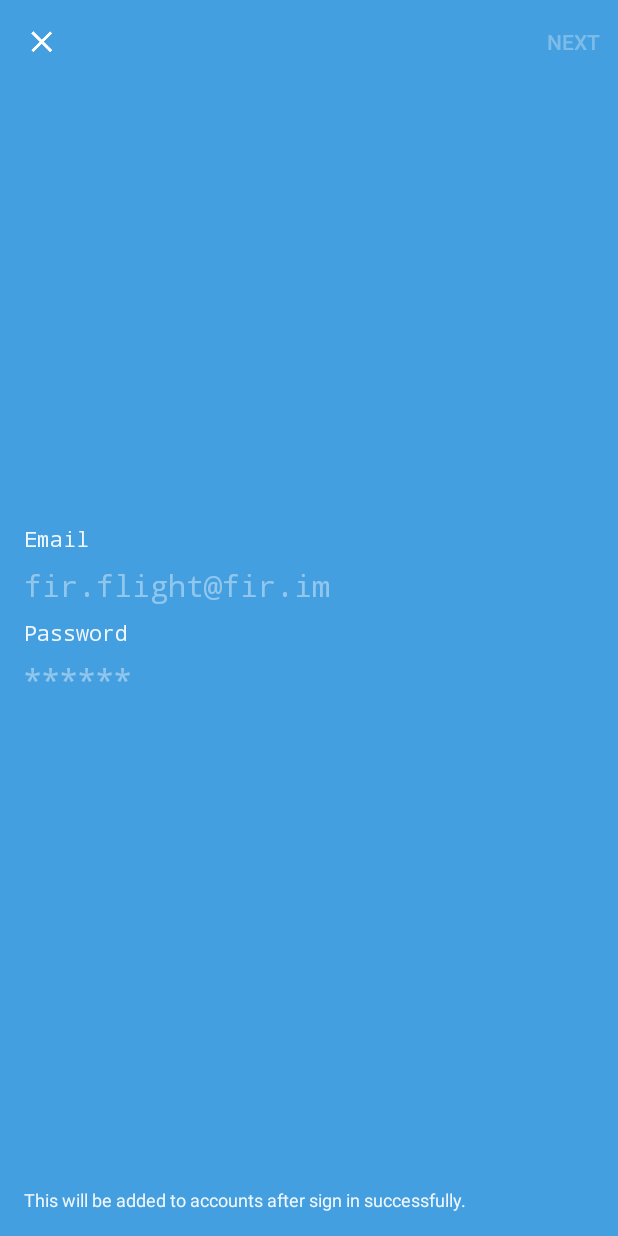
After one commit to ryanhoo/fir.flight, an Android app: the SignInActivity screen opened directly, with no data from a screen before it, on a phone screen of 412 x 824 dp. The commit adds this screen. Run offline under Robolectric (Android 15) with nearby library versions, the phone set to English and light mode, and no system bars; our stand-ins replace ButterKnife.

Commit message:
feat(Accounts): Sign into new accounts

```diff
--- a/app/src/main/AndroidManifest.xml
+++ b/app/src/main/AndroidManifest.xml
@@ -43,6 +43,12 @@
             android:name=".ui.webview.WebViewActivity"
             android:screenOrientation="portrait"
             />
+        <activity
+            android:name=".ui.signin.SignInActivity"
+            android:theme="@style/FFTheme.SignIn"
+            android:windowSoftInputMode="adjustResize|stateAlwaysVisible"
+            android:screenOrientation="portrait"
+            />
 
         <receiver android:name=".receiver.SystemPackageReceiver">
             <intent-filter>
--- /dev/null
+++ b/app/src/main/java/io/github/ryanhoo/firFlight/ui/signin/SignInActivity.java
@@ -0,0 +1,132 @@
+package io.github.ryanhoo.firFlight.ui.signin;
+
+import android.app.Activity;
+import android.content.Intent;
+import android.os.Bundle;
+import android.support.annotation.Nullable;
+import android.support.v7.app.ActionBar;
+import android.support.v7.widget.Toolbar;
+import android.text.Editable;
+import android.view.Menu;
+import android.view.MenuItem;
+import android.widget.EditText;
+import android.widget.Toast;
+import butterknife.Bind;
+import butterknife.ButterKnife;
+import io.github.ryanhoo.firFlight.R;
+import io.github.ryanhoo.firFlight.account.SignInCallback;
+import io.github.ryanhoo.firFlight.account.UserSession;
+import io.github.ryanhoo.firFlight.analytics.FlightAnalytics;
+import io.github.ryanhoo.firFlight.analytics.FlightEvent;
+import io.github.ryanhoo.firFlight.data.service.RetrofitService;
+import io.github.ryanhoo.firFlight.network.RetrofitClient;
+import io.github.ryanhoo.firFlight.ui.base.BaseActivity;
+import io.github.ryanhoo.firFlight.ui.helper.OnTextChangedListener;
+
+/**
+ * Created with Android Studio.
+ * User: ryan@whitedew.me
+ * Date: 4/3/16
+ * Time: 12:49 AM
+ * Desc: SignInActivity
+ */
+public class SignInActivity extends BaseActivity {
+
+    private static final String REG_EMAIL = ".+@.+\\..+";
+
+    @Bind(R.id.toolbar)
+    Toolbar toolbar;
+
+    @Bind(R.id.edit_text_email)
+    EditText editTextEmail;
+    @Bind(R.id.edit_text_password)
+    EditText editTextPassword;
+
+    MenuItem menuItemSignIn;
+
+    RetrofitService mRetrofitService;
+
+    @Override
+    protected void onCreate(@Nullable Bundle savedInstanceState) {
+        super.onCreate(savedInstanceState);
+        setContentView(R.layout.activity_sign_in);
+        ButterKnife.bind(this);
+        ActionBar actionBar = supportActionBar(toolbar);
+        if (actionBar != null) {
+            actionBar.setTitle(null);
+            actionBar.setHomeAsUpIndicator(R.drawable.ic_nav_close);
+        }
+        mRetrofitService = RetrofitClient.defaultInstance().create(RetrofitService.class);
+
+        OnTextChangedListener onTextChangedListener = new OnTextChangedListener() {
+            @Override
+            public void onTextChanged(Editable s) {
+                menuItemSignIn.setEnabled(isFormValid());
+            }
+        };
+        editTextEmail.addTextChangedListener(onTextChangedListener);
+        editTextPassword.addTextChangedListener(onTextChangedListener);
+    }
+
+    @Override
+    public boolean onCreateOptionsMenu(Menu menu) {
+        getMenuInflater().inflate(R.menu.sign_in, menu);
+        menuItemSignIn = menu.findItem(R.id.menu_item_sign_in).setEnabled(false);
+        return true;
+    }
+
+    @Override
+    public boolean onOptionsItemSelected(MenuItem item) {
+        if (item.getItemId() == R.id.menu_item_sign_in) {
+            signIn();
+        }
+        return super.onOptionsItemSelected(item);
+    }
+
+    private boolean isFormValid() {
+        if (editTextEmail.length() == 0)
+            return false;
+        if (editTextPassword.length() == 0)
+            return false;
+        if (!editTextEmail.getText().toString().matches(REG_EMAIL)) {
+            return false;
+        }
+        return true;
+    }
+
+    private void signIn() {
+        menuItemSignIn.setEnabled(false);
+        final String email = editTextEmail.getText().toString();
+        final String password = editTextPassword.getText().toString();
+        UserSession.getInstance().signIn(email, password, new SignInCallback() {
+            @Override
+            public void success() {
+                // SignIn Event Success
+                FlightAnalytics.onEvent(new FlightEvent(FlightEvent.EVENT_SIGN_IN)
+                        .putCustomAttribute(FlightEvent.KEY_EMAIL, email)
+                        .putSuccess(true)
+                );
+                menuItemSignIn.setEnabled(false);
+                setResult(RESULT_OK);
+                finish();
+            }
+
+            @Override
+            public void fail() {
+                // SignIn Event Fail
+                FlightAnalytics.onEvent(new FlightEvent(FlightEvent.EVENT_SIGN_IN)
+                        .putCustomAttribute(FlightEvent.KEY_EMAIL, email)
+                        .putSuccess(false)
+                );
+                Toast.makeText(SignInActivity.this, R.string.ff_signin_failed, Toast.LENGTH_SHORT).show();
+                menuItemSignIn.setEnabled(false);
+            }
+        });
+    }
+
+    @Override
+    public void finish() {
+        super.finish();
+        overridePendingTransition(android.R.anim.fade_in, R.anim.slide_out_from_top);
+    }
+}
--- /dev/null
+++ b/app/src/main/res/anim/slide_out_from_top.xml
@@ -0,0 +1,14 @@
+<?xml version="1.0" encoding="utf-8"?>
+<set xmlns:android="http://schemas.android.com/apk/res/android"
+     android:interpolator="@android:interpolator/accelerate_decelerate"
+     android:duration="300"
+    >
+    <alpha
+        android:fromAlpha="1"
+        android:toAlpha="0"
+        />
+    <translate
+        android:fromYDelta="0%"
+        android:toYDelta="100%"
+        />
+</set>
--- /dev/null
+++ b/app/src/main/res/layout/activity_sign_in.xml
@@ -0,0 +1,94 @@
+<?xml version="1.0" encoding="utf-8"?>
+<RelativeLayout
+    xmlns:android="http://schemas.android.com/apk/res/android"
+    android:layout_width="match_parent"
+    android:layout_height="match_parent"
+    android:background="#449fe0"
+    >
+
+    <android.support.v7.widget.Toolbar
+        xmlns:toolbar="http://schemas.android.com/apk/res-auto"
+        android:id="@+id/toolbar"
+        android:layout_width="match_parent"
+        android:layout_height="wrap_content"
+        android:minHeight="?attr/actionBarSize"
+        android:background="@color/ff.transparent"
+        android:theme="@style/ThemeOverlay.AppCompat.Dark.ActionBar"
+        toolbar:popupTheme="@style/ThemeOverlay.AppCompat.Light"
+        />
+
+    <LinearLayout
+        android:orientation="vertical"
+        android:layout_width="match_parent"
+        android:layout_height="wrap_content"
+        android:layout_centerVertical="true"
+        >
+
+        <TextView
+            android:layout_width="match_parent"
+            android:layout_height="wrap_content"
+            android:paddingLeft="@dimen/ff.padding.large"
+            android:paddingRight="@dimen/ff.padding.large"
+            android:typeface="monospace"
+            android:textColor="#EAFFFFFF"
+            android:textSize="14sp"
+            android:text="@string/ff.signin.email.hint"
+            />
+
+        <EditText
+            android:id="@+id/edit_text_email"
+            android:layout_width="match_parent"
+            android:layout_height="wrap_content"
+            android:paddingLeft="@dimen/ff.padding.large"
+            android:paddingRight="@dimen/ff.padding.large"
+            android:paddingTop="@dimen/ff.padding.normal"
+            android:paddingBottom="@dimen/ff.padding.normal"
+            android:typeface="monospace"
+            android:textSize="20sp"
+            android:textColor="#EAFFFFFF"
+            android:textColorHint="#6AFFFFFF"
+            android:background="@color/ff.transparent"
+            android:inputType="textEmailAddress"
+            android:hint="@string/ff.signin.email.example"
+            />
+
+        <TextView
+            android:layout_width="match_parent"
+            android:layout_height="wrap_content"
+            android:paddingLeft="@dimen/ff.padding.large"
+            android:paddingRight="@dimen/ff.padding.large"
+            android:typeface="monospace"
+            android:textColor="#EAFFFFFF"
+            android:textSize="14sp"
+            android:text="@string/ff.signin.password.hint"
+            />
+
+        <EditText
+            android:id="@+id/edit_text_password"
+            android:layout_width="match_parent"
+            android:layout_height="wrap_content"
+            android:paddingLeft="@dimen/ff.padding.large"
+            android:paddingRight="@dimen/ff.padding.large"
+            android:paddingTop="@dimen/ff.padding.normal"
+            android:paddingBottom="@dimen/ff.padding.normal"
+            android:typeface="monospace"
+            android:textSize="20sp"
+            android:textColor="#EAFFFFFF"
+            android:textColorHint="#6AFFFFFF"
+            android:background="@color/ff.transparent"
+            android:inputType="textPassword"
+            android:hint="@string/ff.signin.password.example"
+            />
+
+    </LinearLayout>
+
+    <TextView
+        android:layout_width="wrap_content"
+        android:layout_height="wrap_content"
+        android:padding="@dimen/ff.padding.large"
+        android:layout_alignParentBottom="true"
+        android:textColor="#ECFFFFFF"
+        android:textSize="@dimen/ff.textSize.tips"
+        android:text="@string/ff.signin.account.hint"
+        />
+</RelativeLayout>
--- a/app/src/main/res/layout/item_account.xml
+++ b/app/src/main/res/layout/item_account.xml
@@ -22,10 +22,8 @@
         android:layout_width="match_parent"
         android:layout_height="wrap_content"
         android:layout_centerVertical="true"
-        android:layout_marginLeft="@dimen/ff.padding.large"
-        android:layout_marginStart="@dimen/ff.padding.large"
-        android:layout_toRightOf="@+id/image_view"
-        android:layout_toEndOf="@+id/image_view"
+        android:layout_marginLeft="@dimen/ff.common.marginLeft"
+        android:layout_marginStart="@dimen/ff.common.marginLeft"
         android:layout_toStartOf="@+id/view_selected"
         android:layout_toLeftOf="@+id/view_selected"
         >
--- /dev/null
+++ b/app/src/main/res/menu/sign_in.xml
@@ -0,0 +1,9 @@
+<?xml version="1.0" encoding="utf-8"?>
+<menu xmlns:android="http://schemas.android.com/apk/res/android"
+      xmlns:app="http://schemas.android.com/apk/res-auto">
+    <item
+        android:id="@+id/menu_item_sign_in"
+        android:title="@string/ff.signin.menu_item.signin"
+        app:showAsAction="always"
+        />
+</menu>
--- a/app/src/main/res/values/dimens.xml
+++ b/app/src/main/res/values/dimens.xml
@@ -2,6 +2,8 @@
     <!-- Default screen margins, per the Android Design guidelines. -->
     <dimen name="activity_horizontal_margin">16dp</dimen>
     <dimen name="activity_vertical_margin">16dp</dimen>
+
+    <dimen name="ff.common.marginLeft">60dp</dimen>
 
     <dimen name="ff.divider.height">0.1dp</dimen>
     <dimen name="ff.divider.width">0.1dp</dimen>
--- a/app/src/main/res/values/strings.xml
+++ b/app/src/main/res/values/strings.xml
@@ -5,10 +5,14 @@
 
     <!-- Sign In -->
     <string name="ff.signin.failed">Sign in failed</string>
+    <string name="ff.signin.menu_item.signin">Next</string>
     <string name="ff.signin.button">Sign In</string>
     <string name="ff.signin.email.hint">Email</string>
     <string name="ff.signin.password.hint">Password</string>
 
+    <string name="ff.signin.email.example">fir.flight@fir.im</string>
+    <string name="ff.signin.password.example">******</string>
+    <string name="ff.signin.account.hint">This will be added to accounts after sign in successfully.</string>
     <!-- Main -->
     <string name="ff.main.drawer.open">Open navigation drawer</string>
     <string name="ff.main.drawer.close">Close navigation drawer</string>
--- a/app/src/main/res/values/styles.xml
+++ b/app/src/main/res/values/styles.xml
@@ -31,6 +31,12 @@
 
     <style name="FFTheme.Main">
         <!--<item name="android:windowTranslucentStatus" tools:targetApi="kitkat">true</item>-->
+    </style>
+
+    <style name="FFTheme.SignIn">
+        <item name="colorPrimary">#449fe0</item>
+        <item name="colorPrimaryDark">#449fe0</item>
+        <item name="colorAccent">@color/ff.white</item>
     </style>
 
     <style name="FFDivider">
```
Also changed, not shown: app/src/main/java/io/github/ryanhoo/firFlight/ui/account/AccountsFragment.java (+54 -4 lines), app/src/main/java/io/github/ryanhoo/firFlight/ui/helper/OnTextChangedListener.java (added, +29 -0 lines), app/src/main/res/anim/slide_in_from_bottom.xml (added, +14 -0 lines), app/src/main/res/layout/fragment_accounts.xml (+27 -0 lines), app/src/main/res/drawable-hdpi/ic_account_add.png (added), app/src/main/res/drawable-mdpi/ic_account_add.png (added), app/src/main/res/drawable-xhdpi/ic_account_add.png (added), app/src/main/res/drawable-xxhdpi/ic_account_add.png (added), app/src/main/res/drawable-xxxhdpi/ic_account_add.png (added).
